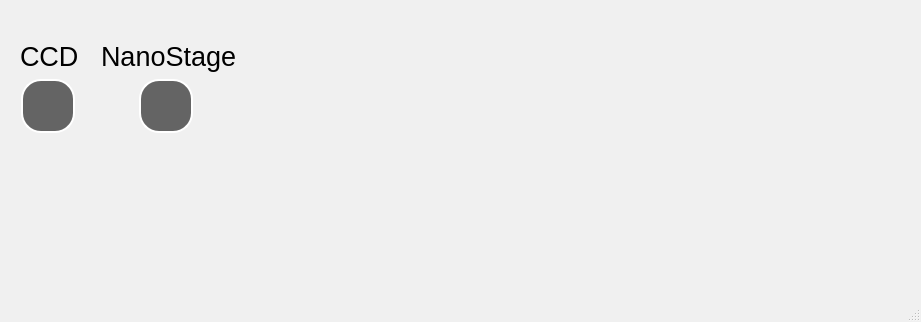
Before: the Qt Designer form qt_designer/qt_bcars2_main.ui in usnistgov/bcars_microscope, drawn with Qt 5.
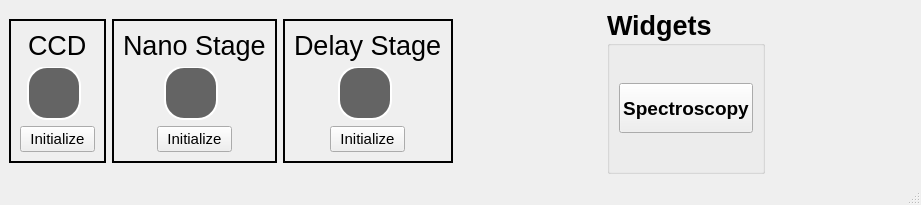
After: the same form once the commit is applied.

```diff
--- a/qt_designer/qt_bcars2_main.ui
+++ b/qt_designer/qt_bcars2_main.ui
@@ -7,489 +7,333 @@
     <x>0</x>
     <y>0</y>
     <width>921</width>
-    <height>322</height>
+    <height>205</height>
    </rect>
   </property>
-  <property name="palette">
-   <palette>
-    <active>
-     <colorrole role="WindowText">
-      <brush brushstyle="SolidPattern">
-       <color alpha="255">
-        <red>255</red>
-        <green>255</green>
-        <blue>255</blue>
-       </color>
-      </brush>
-     </colorrole>
-     <colorrole role="Button">
-      <brush brushstyle="SolidPattern">
-       <color alpha="255">
-        <red>53</red>
-        <green>53</green>
-        <blue>53</blue>
-       </color>
-      </brush>
-     </colorrole>
-     <colorrole role="Text">
-      <brush brushstyle="SolidPattern">
-       <color alpha="255">
-        <red>255</red>
-        <green>255</green>
-        <blue>255</blue>
-       </color>
-      </brush>
-     </colorrole>
-     <colorrole role="BrightText">
-      <brush brushstyle="SolidPattern">
-       <color alpha="255">
-        <red>255</red>
-        <green>0</green>
-        <blue>0</blue>
-       </color>
-      </brush>
-     </colorrole>
-     <colorrole role="ButtonText">
-      <brush brushstyle="SolidPattern">
-       <color alpha="255">
-        <red>255</red>
-        <green>255</green>
-        <blue>255</blue>
-       </color>
-      </brush>
-     </colorrole>
-     <colorrole role="Base">
-      <brush brushstyle="SolidPattern">
-       <color alpha="255">
-        <red>35</red>
-        <green>35</green>
-        <blue>35</blue>
-       </color>
-      </brush>
-     </colorrole>
-     <colorrole role="Window">
-      <brush brushstyle="SolidPattern">
-       <color alpha="255">
-        <red>53</red>
-        <green>53</green>
-        <blue>53</blue>
-       </color>
-      </brush>
-     </colorrole>
-     <colorrole role="Highlight">
-      <brush brushstyle="SolidPattern">
-       <color alpha="255">
-        <red>42</red>
-        <green>130</green>
-        <blue>218</blue>
-       </color>
-      </brush>
-     </colorrole>
-     <colorrole role="HighlightedText">
-      <brush brushstyle="SolidPattern">
-       <color alpha="255">
-        <red>35</red>
-        <green>35</green>
-        <blue>35</blue>
-       </color>
-      </brush>
-     </colorrole>
-     <colorrole role="Link">
-      <brush brushstyle="SolidPattern">
-       <color alpha="255">
-        <red>42</red>
-        <green>130</green>
-        <blue>218</blue>
-       </color>
-      </brush>
-     </colorrole>
-     <colorrole role="AlternateBase">
-      <brush brushstyle="SolidPattern">
-       <color alpha="255">
-        <red>53</red>
-        <green>53</green>
-        <blue>53</blue>
-       </color>
-      </brush>
-     </colorrole>
-     <colorrole role="ToolTipBase">
-      <brush brushstyle="SolidPattern">
-       <color alpha="255">
-        <red>25</red>
-        <green>25</green>
-        <blue>25</blue>
-       </color>
-      </brush>
-     </colorrole>
-     <colorrole role="ToolTipText">
-      <brush brushstyle="SolidPattern">
-       <color alpha="255">
-        <red>255</red>
-        <green>255</green>
-        <blue>255</blue>
-       </color>
-      </brush>
-     </colorrole>
-     <colorrole role="PlaceholderText">
-      <brush brushstyle="SolidPattern">
-       <color alpha="128">
-        <red>255</red>
-        <green>255</green>
-        <blue>255</blue>
-       </color>
-      </brush>
-     </colorrole>
-    </active>
-    <inactive>
-     <colorrole role="WindowText">
-      <brush brushstyle="SolidPattern">
-       <color alpha="255">
-        <red>0</red>
-        <green>0</green>
-        <blue>0</blue>
-       </color>
-      </brush>
-     </colorrole>
-     <colorrole role="Button">
-      <brush brushstyle="SolidPattern">
-       <color alpha="255">
-        <red>240</red>
-        <green>240</green>
-        <blue>240</blue>
-       </color>
-      </brush>
-     </colorrole>
-     <colorrole role="Text">
-      <brush brushstyle="SolidPattern">
-       <color alpha="255">
-        <red>0</red>
-        <green>0</green>
-        <blue>0</blue>
-       </color>
-      </brush>
-     </colorrole>
-     <colorrole role="BrightText">
-      <brush brushstyle="SolidPattern">
-       <color alpha="255">
-        <red>255</red>
-        <green>255</green>
-        <blue>255</blue>
-       </color>
-      </brush>
-     </colorrole>
-     <colorrole role="ButtonText">
-      <brush brushstyle="SolidPattern">
-       <color alpha="255">
-        <red>0</red>
-        <green>0</green>
-        <blue>0</blue>
-       </color>
-      </brush>
-     </colorrole>
-     <colorrole role="Base">
-      <brush brushstyle="SolidPattern">
-       <color alpha="255">
-        <red>255</red>
-        <green>255</green>
-        <blue>255</blue>
-       </color>
-      </brush>
-     </colorrole>
-     <colorrole role="Window">
-      <brush brushstyle="SolidPattern">
-       <color alpha="255">
-        <red>240</red>
-        <green>240</green>
-        <blue>240</blue>
-       </color>
-      </brush>
-     </colorrole>
-     <colorrole role="Highlight">
-      <brush brushstyle="SolidPattern">
-       <color alpha="255">
-        <red>240</red>
-        <green>240</green>
-        <blue>240</blue>
-       </color>
-      </brush>
-     </colorrole>
-     <colorrole role="HighlightedText">
-      <brush brushstyle="SolidPattern">
-       <color alpha="255">
-        <red>0</red>
-        <green>0</green>
-        <blue>0</blue>
-       </color>
-      </brush>
-     </colorrole>
-     <colorrole role="Link">
-      <brush brushstyle="SolidPattern">
-       <color alpha="255">
-        <red>0</red>
-        <green>0</green>
-        <blue>255</blue>
-       </color>
-      </brush>
-     </colorrole>
-     <colorrole role="AlternateBase">
-      <brush brushstyle="SolidPattern">
-       <color alpha="255">
-        <red>233</red>
-        <green>231</green>
-        <blue>227</blue>
-       </color>
-      </brush>
-     </colorrole>
-     <colorrole role="ToolTipBase">
-      <brush brushstyle="SolidPattern">
-       <color alpha="255">
-        <red>255</red>
-        <green>255</green>
-        <blue>220</blue>
-       </color>
-      </brush>
-     </colorrole>
-     <colorrole role="ToolTipText">
-      <brush brushstyle="SolidPattern">
-       <color alpha="255">
-        <red>0</red>
-        <green>0</green>
-        <blue>0</blue>
-       </color>
-      </brush>
-     </colorrole>
-     <colorrole role="PlaceholderText">
-      <brush brushstyle="SolidPattern">
-       <color alpha="128">
-        <red>0</red>
-        <green>0</green>
-        <blue>0</blue>
-       </color>
-      </brush>
-     </colorrole>
-    </inactive>
-    <disabled>
-     <colorrole role="WindowText">
-      <brush brushstyle="SolidPattern">
-       <color alpha="255">
-        <red>120</red>
-        <green>120</green>
-        <blue>120</blue>
-       </color>
-      </brush>
-     </colorrole>
-     <colorrole role="Button">
-      <brush brushstyle="SolidPattern">
-       <color alpha="255">
-        <red>53</red>
-        <green>53</green>
-        <blue>53</blue>
-       </color>
-      </brush>
-     </colorrole>
-     <colorrole role="Text">
-      <brush brushstyle="SolidPattern">
-       <color alpha="255">
-        <red>120</red>
-        <green>120</green>
-        <blue>120</blue>
-       </color>
-      </brush>
-     </colorrole>
-     <colorrole role="BrightText">
-      <brush brushstyle="SolidPattern">
-       <color alpha="255">
-        <red>255</red>
-        <green>0</green>
-        <blue>0</blue>
-       </color>
-      </brush>
-     </colorrole>
-     <colorrole role="ButtonText">
-      <brush brushstyle="SolidPattern">
-       <color alpha="255">
-        <red>120</red>
-        <green>120</green>
-        <blue>120</blue>
-       </color>
-      </brush>
-     </colorrole>
-     <colorrole role="Base">
-      <brush brushstyle="SolidPattern">
-       <color alpha="255">
-        <red>53</red>
-        <green>53</green>
-        <blue>53</blue>
-       </color>
-      </brush>
-     </colorrole>
-     <colorrole role="Window">
-      <brush brushstyle="SolidPattern">
-       <color alpha="255">
-        <red>53</red>
-        <green>53</green>
-        <blue>53</blue>
-       </color>
-      </brush>
-     </colorrole>
-     <colorrole role="Highlight">
-      <brush brushstyle="SolidPattern">
-       <color alpha="255">
-        <red>0</red>
-        <green>120</green>
-        <blue>215</blue>
-       </color>
-      </brush>
-     </colorrole>
-     <colorrole role="HighlightedText">
-      <brush brushstyle="SolidPattern">
-       <color alpha="255">
-        <red>255</red>
-        <green>255</green>
-        <blue>255</blue>
-       </color>
-      </brush>
-     </colorrole>
-     <colorrole role="Link">
-      <brush brushstyle="SolidPattern">
-       <color alpha="255">
-        <red>0</red>
-        <green>0</green>
-        <blue>255</blue>
-       </color>
-      </brush>
-     </colorrole>
-     <colorrole role="AlternateBase">
-      <brush brushstyle="SolidPattern">
-       <color alpha="255">
-        <red>247</red>
-        <green>247</green>
-        <blue>247</blue>
-       </color>
-      </brush>
-     </colorrole>
-     <colorrole role="ToolTipBase">
-      <brush brushstyle="SolidPattern">
-       <color alpha="255">
-        <red>255</red>
-        <green>255</green>
-        <blue>220</blue>
-       </color>
-      </brush>
-     </colorrole>
-     <colorrole role="ToolTipText">
-      <brush brushstyle="SolidPattern">
-       <color alpha="255">
-        <red>0</red>
-        <green>0</green>
-        <blue>0</blue>
-       </color>
-      </brush>
-     </colorrole>
-     <colorrole role="PlaceholderText">
-      <brush brushstyle="SolidPattern">
-       <color alpha="128">
-        <red>0</red>
-        <green>0</green>
-        <blue>0</blue>
-       </color>
-      </brush>
-     </colorrole>
-    </disabled>
-   </palette>
-  </property>
   <property name="windowTitle">
    <string>MainWindow</string>
   </property>
   <widget class="QWidget" name="centralwidget">
-   <widget class="QWidget" name="layoutWidget">
-    <property name="geometry">
-     <rect>
-      <x>20</x>
-      <y>40</y>
-      <width>62</width>
-      <height>93</height>
-     </rect>
-    </property>
-    <layout class="QVBoxLayout" name="verticalLayout">
-     <item>
-      <widget class="QLabel" name="label">
-       <property name="font">
-        <font>
-         <family>Arial</family>
-         <pointsize>20</pointsize>
-        </font>
-       </property>
-       <property name="text">
-        <string>CCD</string>
-       </property>
-      </widget>
-     </item>
-     <item alignment="Qt::AlignHCenter">
-      <widget class="QRadioButton" name="indicator_init_CCD">
-       <property name="styleSheet">
-        <string notr="true">QRadioButton { color: white}
+   <layout class="QHBoxLayout" name="horizontalLayout">
+    <item>
+     <widget class="QFrame" name="frame">
+      <property name="maximumSize">
+       <size>
+        <width>97</width>
+        <height>144</height>
+       </size>
+      </property>
+      <property name="frameShape">
+       <enum>QFrame::Panel</enum>
+      </property>
+      <property name="frameShadow">
+       <enum>QFrame::Plain</enum>
+      </property>
+      <property name="lineWidth">
+       <number>2</number>
+      </property>
+      <layout class="QVBoxLayout" name="verticalLayout_4">
+       <item alignment="Qt::AlignHCenter">
+        <widget class="QLabel" name="label">
+         <property name="font">
+          <font>
+           <family>Arial</family>
+           <pointsize>20</pointsize>
+          </font>
+         </property>
+         <property name="text">
+          <string>CCD</string>
+         </property>
+        </widget>
+       </item>
+       <item alignment="Qt::AlignHCenter">
+        <widget class="QRadioButton" name="radioButtonCCD">
+         <property name="enabled">
+          <bool>false</bool>
+         </property>
+         <property name="styleSheet">
+          <string notr="true">QRadioButton { color: white}
 QRadioButton::indicator { width: 50; height: 50; border-radius: 20px}
 QRadioButton::indicator:checked {background-color: rgb(85, 255, 0); border: 2px solid white}
 QRadioButton::indicator:unchecked {background-color: rgb(100,100,100); border: 2px solid white}</string>
-       </property>
-       <property name="text">
-        <string/>
-       </property>
-       <property name="checkable">
-        <bool>false</bool>
-       </property>
-       <property name="checked">
-        <bool>false</bool>
-       </property>
-      </widget>
-     </item>
-    </layout>
-   </widget>
-   <widget class="QWidget" name="layoutWidget">
-    <property name="geometry">
-     <rect>
-      <x>100</x>
-      <y>40</y>
-      <width>138</width>
-      <height>93</height>
-     </rect>
-    </property>
-    <layout class="QVBoxLayout" name="verticalLayout_2">
-     <item alignment="Qt::AlignHCenter">
-      <widget class="QLabel" name="label_2">
-       <property name="font">
-        <font>
-         <family>Arial</family>
-         <pointsize>20</pointsize>
-        </font>
-       </property>
-       <property name="text">
-        <string>NanoStage</string>
-       </property>
-      </widget>
-     </item>
-     <item alignment="Qt::AlignHCenter">
-      <widget class="QRadioButton" name="indicator_init_CCD_2">
-       <property name="styleSheet">
-        <string notr="true">QRadioButton { color: white}
+         </property>
+         <property name="text">
+          <string/>
+         </property>
+         <property name="checkable">
+          <bool>true</bool>
+         </property>
+         <property name="checked">
+          <bool>false</bool>
+         </property>
+         <property name="autoExclusive">
+          <bool>false</bool>
+         </property>
+        </widget>
+       </item>
+       <item alignment="Qt::AlignHCenter">
+        <widget class="QPushButton" name="pushButtonInitCCD">
+         <property name="minimumSize">
+          <size>
+           <width>75</width>
+           <height>0</height>
+          </size>
+         </property>
+         <property name="maximumSize">
+          <size>
+           <width>75</width>
+           <height>16777215</height>
+          </size>
+         </property>
+         <property name="font">
+          <font>
+           <family>Arial</family>
+           <pointsize>11</pointsize>
+          </font>
+         </property>
+         <property name="text">
+          <string>Initialize</string>
+         </property>
+        </widget>
+       </item>
+      </layout>
+     </widget>
+    </item>
+    <item>
+     <widget class="QFrame" name="frame_2">
+      <property name="maximumSize">
+       <size>
+        <width>165</width>
+        <height>144</height>
+       </size>
+      </property>
+      <property name="frameShape">
+       <enum>QFrame::Panel</enum>
+      </property>
+      <property name="frameShadow">
+       <enum>QFrame::Plain</enum>
+      </property>
+      <property name="lineWidth">
+       <number>2</number>
+      </property>
+      <layout class="QVBoxLayout" name="verticalLayout">
+       <item>
+        <widget class="QLabel" name="label_2">
+         <property name="font">
+          <font>
+           <family>Arial</family>
+           <pointsize>20</pointsize>
+          </font>
+         </property>
+         <property name="text">
+          <string>Nano Stage</string>
+         </property>
+        </widget>
+       </item>
+       <item alignment="Qt::AlignHCenter">
+        <widget class="QRadioButton" name="radioButtonNanoStage">
+         <property name="enabled">
+          <bool>false</bool>
+         </property>
+         <property name="styleSheet">
+          <string notr="true">QRadioButton { color: white}
 QRadioButton::indicator { width: 50; height: 50; border-radius: 20px}
 QRadioButton::indicator:checked {background-color: rgb(85, 255, 0); border: 2px solid white}
 QRadioButton::indicator:unchecked {background-color: rgb(100,100,100); border: 2px solid white}</string>
-       </property>
-       <property name="text">
-        <string/>
-       </property>
-       <property name="checkable">
-        <bool>false</bool>
-       </property>
-       <property name="checked">
-        <bool>false</bool>
-       </property>
-      </widget>
-     </item>
-    </layout>
-   </widget>
+         </property>
+         <property name="text">
+          <string/>
+         </property>
+         <property name="checkable">
+          <bool>true</bool>
+         </property>
+         <property name="checked">
+          <bool>false</bool>
+         </property>
+         <property name="autoExclusive">
+          <bool>false</bool>
+         </property>
+        </widget>
+       </item>
+       <item alignment="Qt::AlignHCenter">
+        <widget class="QPushButton" name="pushButtonInitNanoStage">
+         <property name="minimumSize">
+          <size>
+           <width>75</width>
+           <height>0</height>
+          </size>
+         </property>
+         <property name="maximumSize">
+          <size>
+           <width>75</width>
+           <height>16777215</height>
+          </size>
+         </property>
+         <property name="font">
+          <font>
+           <family>Arial</family>
+           <pointsize>11</pointsize>
+          </font>
+         </property>
+         <property name="text">
+          <string>Initialize</string>
+         </property>
+        </widget>
+       </item>
+      </layout>
+     </widget>
+    </item>
+    <item>
+     <widget class="QFrame" name="frame_3">
+      <property name="maximumSize">
+       <size>
+        <width>170</width>
+        <height>144</height>
+       </size>
+      </property>
+      <property name="frameShape">
+       <enum>QFrame::Panel</enum>
+      </property>
+      <property name="frameShadow">
+       <enum>QFrame::Plain</enum>
+      </property>
+      <property name="lineWidth">
+       <number>2</number>
+      </property>
+      <layout class="QVBoxLayout" name="verticalLayout_2">
+       <item alignment="Qt::AlignHCenter">
+        <widget class="QLabel" name="label_3">
+         <property name="font">
+          <font>
+           <family>Arial</family>
+           <pointsize>20</pointsize>
+          </font>
+         </property>
+         <property name="text">
+          <string>Delay Stage</string>
+         </property>
+        </widget>
+       </item>
+       <item alignment="Qt::AlignHCenter">
+        <widget class="QRadioButton" name="radioButtonDelayStage">
+         <property name="enabled">
+          <bool>false</bool>
+         </property>
+         <property name="styleSheet">
+          <string notr="true">QRadioButton { color: white}
+QRadioButton::indicator { width: 50; height: 50; border-radius: 20px}
+QRadioButton::indicator:checked {background-color: rgb(85, 255, 0); border: 2px solid white}
+QRadioButton::indicator:unchecked {background-color: rgb(100,100,100); border: 2px solid white}</string>
+         </property>
+         <property name="text">
+          <string/>
+         </property>
+         <property name="checkable">
+          <bool>true</bool>
+         </property>
+         <property name="checked">
+          <bool>false</bool>
+         </property>
+         <property name="autoExclusive">
+          <bool>false</bool>
+         </property>
+        </widget>
+       </item>
+       <item alignment="Qt::AlignHCenter">
+        <widget class="QPushButton" name="pushButtonInitDelayStage">
+         <property name="minimumSize">
+          <size>
+           <width>75</width>
+           <height>0</height>
+          </size>
+         </property>
+         <property name="maximumSize">
+          <size>
+           <width>75</width>
+           <height>16777215</height>
+          </size>
+         </property>
+         <property name="font">
+          <font>
+           <family>Arial</family>
+           <pointsize>11</pointsize>
+          </font>
+         </property>
+         <property name="text">
+          <string>Initialize</string>
+         </property>
+        </widget>
+       </item>
+      </layout>
+     </widget>
+    </item>
+    <item>
+     <spacer name="horizontalSpacer">
+      <property name="orientation">
+       <enum>Qt::Horizontal</enum>
+      </property>
+      <property name="sizeHint" stdset="0">
+       <size>
+        <width>40</width>
+        <height>20</height>
+       </size>
+      </property>
+     </spacer>
+    </item>
+    <item>
+     <widget class="QGroupBox" name="groupBox">
+      <property name="font">
+       <font>
+        <family>Arial</family>
+        <pointsize>20</pointsize>
+        <weight>75</weight>
+        <bold>true</bold>
+       </font>
+      </property>
+      <property name="title">
+       <string>Widgets</string>
+      </property>
+      <property name="flat">
+       <bool>false</bool>
+      </property>
+      <layout class="QGridLayout" name="gridLayout">
+       <item row="0" column="0">
+        <widget class="QPushButton" name="pushButtonWinSpectroscopy">
+         <property name="maximumSize">
+          <size>
+           <width>134</width>
+           <height>50</height>
+          </size>
+         </property>
+         <property name="font">
+          <font>
+           <pointsize>14</pointsize>
+           <weight>75</weight>
+           <bold>true</bold>
+          </font>
+         </property>
+         <property name="text">
+          <string>Spectroscopy</string>
+         </property>
+        </widget>
+       </item>
+      </layout>
+     </widget>
+    </item>
+    <item>
+     <spacer name="horizontalSpacer_2">
+      <property name="orientation">
+       <enum>Qt::Horizontal</enum>
+      </property>
+      <property name="sizeHint" stdset="0">
+       <size>
+        <width>40</width>
+        <height>20</height>
+       </size>
+      </property>
+     </spacer>
+    </item>
+   </layout>
   </widget>
   <widget class="QMenuBar" name="menubar">
    <property name="geometry">
```
Left out of the diff: 2 changed lines with no effect on the pictures.
